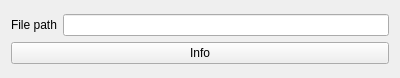
First picture: the form in ui/filevideosourceoptionswidget.ui, repository krajsz/traffic-counter-opencv, before the edit.
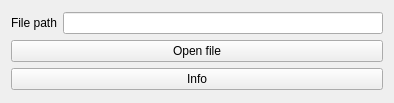
Second picture: the form after the edit.

```diff
--- a/ui/filevideosourceoptionswidget.ui
+++ b/ui/filevideosourceoptionswidget.ui
@@ -6,8 +6,8 @@
    <rect>
     <x>0</x>
     <y>0</y>
-    <width>400</width>
-    <height>78</height>
+    <width>394</width>
+    <height>103</height>
    </rect>
   </property>
   <property name="windowTitle">
@@ -30,6 +30,13 @@
        </item>
       </layout>
      </item>
+     <item>
+      <widget class="QPushButton" name="openFileButton">
+       <property name="text">
+        <string>Open file</string>
+       </property>
+      </widget>
+     </item>
      <item>
       <widget class="QPushButton" name="fileInfoButton">
        <property name="text">
```
